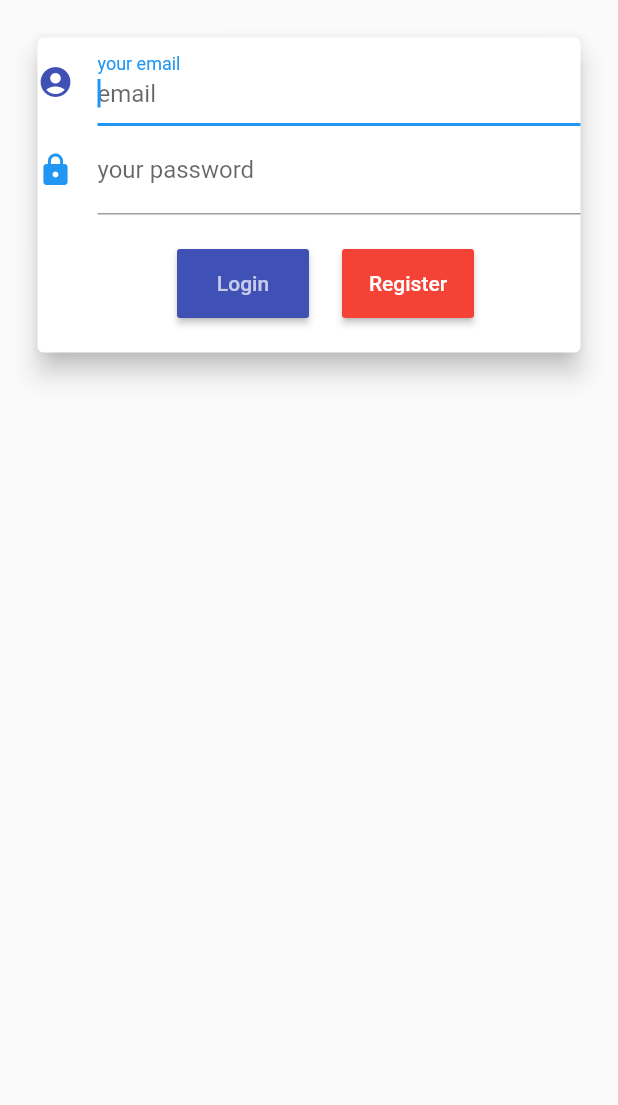
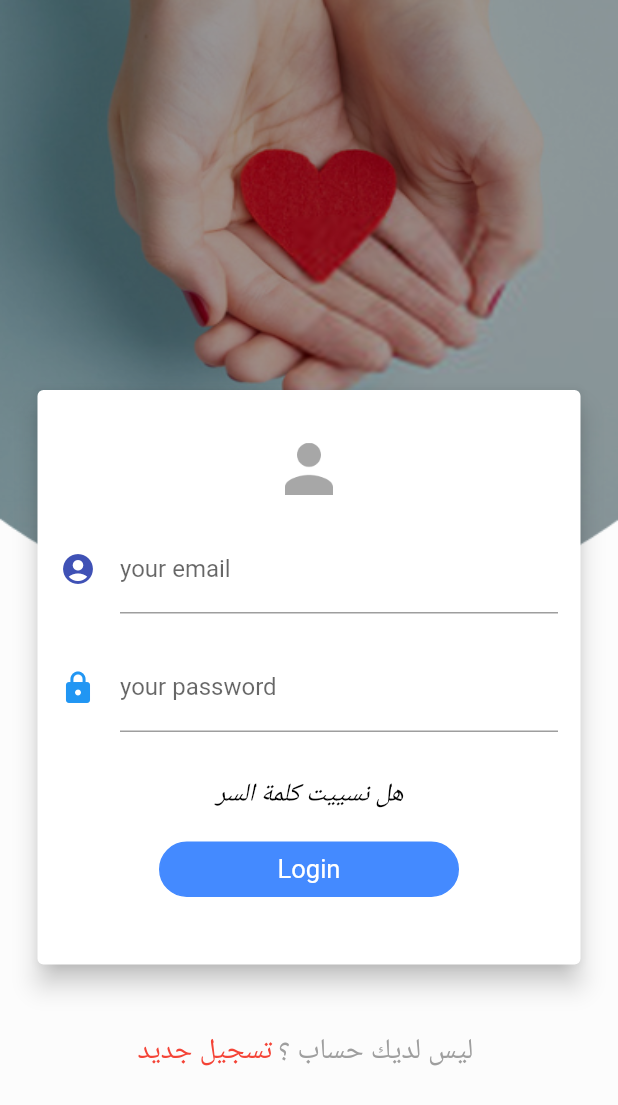
Before and after one commit to MohamedHassan275/GiveApp_Flutter, a Flutter app: the screen it shows after launch, on a phone screen of 412 x 824 dp. Shown: the top 1105 px of the screen. Run offline on Flutter 3.47's test engine with Material 2 defaults, Android fonts, the phone set to English and light mode, and no system bars.

Commit message:
Initial commit

```diff
--- a/lib/Activites/LoginClass.dart
+++ b/lib/Activites/LoginClass.dart
@@ -1,7 +1,6 @@
+import 'package:flutter/cupertino.dart';
 import 'package:flutter/material.dart';
-
-
-
+import 'package:give_app_flutter/Utils/flutkart.dart';
 
 class LoginCliant extends StatefulWidget {
   @override
@@ -27,99 +26,120 @@ class HomeClickLiser extends State<LoginCliant> {
     });
   }
 
-
   @override
   Widget build(BuildContext context) {
     // TODO: implement build
     return new Scaffold(
-
       body: new Stack(
+        fit: StackFit.expand,
         children: <Widget>[
           Container(
             child: new DecoratedBox(
               decoration: new BoxDecoration(
                 image: new DecorationImage(
-                  image: new AssetImage("img/background_splash_screen.png"),
+                  image: new AssetImage("img/backgroung_hand_screen.png"),
                   fit: BoxFit.fill,
                 ),
               ),
             ),
           ),
           new Column(
+            mainAxisAlignment: MainAxisAlignment.center,
             children: <Widget>[
-
+              new Padding(padding: EdgeInsets.only(bottom: 125.0)),
               new Card(
                 elevation: 7.0,
-                  margin:EdgeInsets.all(25.0),
-                  child:  new Container(
+                margin: EdgeInsets.all(25.0),
+                child: new Container(
+                  padding: EdgeInsets.all(15.0),
                   child: new Column(
                     children: <Widget>[
+                      new Padding(padding: EdgeInsets.all(10.0)),
                       new Column(
                         children: <Widget>[
+                          new Image.asset('img/ic_group_add.png',
+                              width: 35.0,
+                              height: 35.0,
+                              alignment: Alignment.center),
+                          new Padding(padding: EdgeInsets.all(10.0)),
                           new TextField(
-                              autocorrect: true,
-                              autofocus: true,
                             decoration: new InputDecoration(
-                                icon: new Icon(Icons.account_circle,color: Colors.indigo,),
+                              icon: new Icon(
+                                Icons.account_circle,
+                                color: Colors.indigo,
+                              ),
                               labelText: 'your email',
                               hintText: 'email',
                             ),
                             keyboardType: TextInputType.emailAddress,
                             onChanged: OnChangeValue,
                           ),
+                          new Padding(padding: EdgeInsets.all(10.0)),
                           new TextField(
-                              autocorrect: true,
-                              autofocus: true,
                             decoration: new InputDecoration(
-                                icon: new Icon(Icons.lock,color: Colors.blue,),
+                              icon: new Icon(
+                                Icons.lock,
+                                color: Colors.blue,
+                              ),
                               labelText: 'your password',
                               hintText: 'password',
                             ),
                             keyboardType: TextInputType.visiblePassword,
                             onChanged: OnChangeValue,
                           ),
-                            new Center(
-                              child: new Row(
-                                mainAxisAlignment: MainAxisAlignment.center,
-                                children: <Widget>[
-                                  new Container(
-                                    margin: EdgeInsets.all(22.0),
-                                    child:   new RaisedButton(
-                                      padding: EdgeInsets.all(15.0),
-                                      color: Colors.indigo,
-                                      onPressed: ()=> Navigator.of(context).pushNamed('/HomeTabBar'),
-                                      child: new Text('Login'),textColor: Colors.white70,),
+                          new Padding(padding: EdgeInsets.all(15.0)),
+                           Text(
+                             Flutkart.forgetPassword,
+                             style: new TextStyle(color: Colors.black,fontSize: 17.0,
+                               fontStyle: FontStyle.italic,),
+
+
                            ),
-                                  new Container(
-                                    child:    new RaisedButton(
-                                      padding: EdgeInsets.all(15.0),
-                                      color: Colors.red,
-                                      onPressed: ()=> Navigator.of(context).pushNamed('/RegisterCliant'),
-                                      child: new Text('Register'),textColor: Colors.white,),
+                          new Padding(padding: EdgeInsets.all(10.0)),
+                          new InkWell(
+                            onTap: () => print('hello'),
+                            child: new Container(
+                              width: 200.0,
+                              height: 37.0,
+                              decoration: new BoxDecoration(
+                                color: Colors.blueAccent,
+                                border: new Border.all(color: Colors.blueAccent, width: 1.0),
+                                borderRadius: new BorderRadius.circular(25.0),
+                              ),
+                              child: new Center(child: new Text('Login', style: new TextStyle(fontSize: 17.0,
+                                  color: Colors.white),),),
+                            ),
+                          ),
+                          new Padding(padding: EdgeInsets.all(15.0)),
+                        ],
                       )
-
                     ],
                   ),
                 ),
+              ),
+              new Padding(padding: EdgeInsets.all(10.0)),
+              new Row(
+                mainAxisAlignment: MainAxisAlignment.center,
+                children: <Widget>[
+                  new Text(
+                    Flutkart.RegisterNow,
+                    style: new TextStyle(color: Colors.red,fontSize: 19.0,
+                      fontStyle: FontStyle.normal,),
+                  ),
+
+                  new Padding(padding: EdgeInsets.all(2.0)),
+                  new  Text(
+                    Flutkart.notAccount,
+                    style: new TextStyle(color: Colors.grey,fontSize: 19.0,
+                      fontStyle: FontStyle.normal,),
+
+                  ),
                 ],
-
               )
             ],
           ),
-
-                  ),
-
-                ),
-
-
-
-              ],
-            ),
-
         ],
       ),
     );
-
-
   }
 }
--- a/lib/Utils/flutkart.dart
+++ b/lib/Utils/flutkart.dart
@@ -1,10 +1,10 @@
 class Flutkart {
   static const String name = "لا شئ يطلق العظمة الكامنة بداخلنا  ";
   static const String store = "مثل الرغبة في مساعدة الآخرين وخدمتهم";
-  static const String wt1 = "WELCOME";
-  static const String wc1 =
-      "Flutkart is Premium Online Shopping\n Platform for Everyone";
-  static const String wt2 = "DISCOVER PRODUCT";
+  static const String forgetPassword = "هل نسييت كلمة السر";
+  static const String notAccount =
+      "ليس لديك حساب ؟ ";
+  static const String RegisterNow = "تسجيل جديد";
   static const String wc2 =
       "Search Latest and Featured Product\n With Best Price";
   static const String wt3 = "ADD TO CART";
--- a/pubspec.yaml
+++ b/pubspec.yaml
@@ -48,6 +48,9 @@ flutter:
     - img/hospital_screen.png
     - img/logout_screen.png
     - img/logo.png
+    - img/ic_group_add.png
+    - img/rectangle.png
+    - img/register_login.png
   # An image asset can refer to one or more resolution-specific "variants", see
   # https://flutter.dev/assets-and-images/#resolution-aware.
 
```
Also changed, not shown: img/ic_group_add.png (added), img/rectangle.png (added), img/register_login.png (added). Lines whose indentation alone changed are shown as unchanged.
